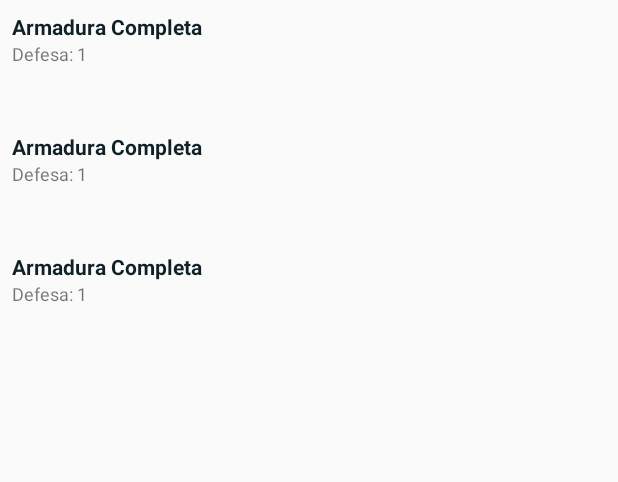
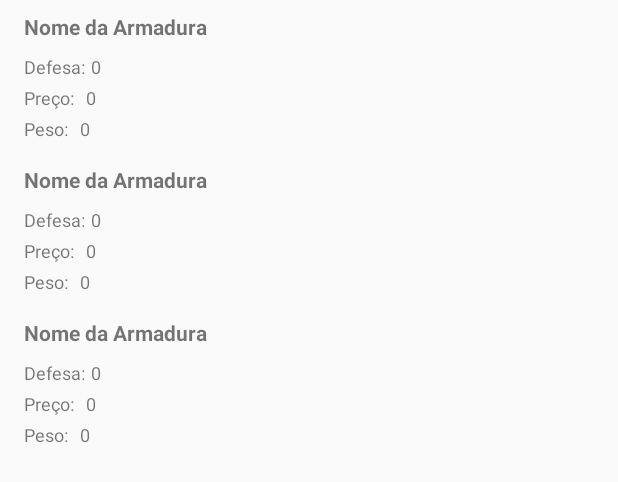
Before and after one commit to filiperehder/mightybladetools, an Android app: the layout activity_main.xml on its own in the app's theme, with its tools: preview values and no code run, on a phone screen of 412 x 824 dp. Shown: the top 482 px of the screen. Run offline under Robolectric (Android 15) with nearby library versions, the phone set to English and light mode, and no system bars; network calls fail.

Commit message:
changing layout and allowing temporarily queries on UI thread

```diff
--- a/app/src/main/java/frogcorp/mightybladetools/MbToolsApplication.kt
+++ b/app/src/main/java/frogcorp/mightybladetools/MbToolsApplication.kt
@@ -2,6 +2,7 @@ package frogcorp.mightybladetools
 
 import dagger.android.AndroidInjector
 import dagger.android.DaggerApplication
+import frogcorp.mightybladetools.injection.component.ApplicationComponent
 import frogcorp.mightybladetools.injection.component.DaggerApplicationComponent
 
 class MbToolsApplication : DaggerApplication() {
--- a/app/src/main/java/frogcorp/mightybladetools/features/items/armor/ActivityArmor.kt
+++ b/app/src/main/java/frogcorp/mightybladetools/features/items/armor/ActivityArmor.kt
@@ -3,6 +3,7 @@ package frogcorp.mightybladetools.features.items.armor
 import android.os.Bundle
 import android.support.v7.widget.LinearLayoutManager
 import android.util.Log
+import android.widget.Toast
 import dagger.android.support.DaggerAppCompatActivity
 import frogcorp.mightybladetools.R
 import frogcorp.presentation.items.view.armor.ItemsArmorContract
@@ -31,6 +32,9 @@ class ActivityArmor : DaggerAppCompatActivity(), ItemsArmorContract.ArmorView {
         presenter.onStart()
     }
 
+    override fun showError() {
+        // TODO
+    }
 
     override fun showArmorList(list: List<ArmorItemView>) {
         rvArmors.adapter = AdapterArmor(this, list)
--- a/app/src/main/java/frogcorp/mightybladetools/features/items/armor/AdapterArmor.kt
+++ b/app/src/main/java/frogcorp/mightybladetools/features/items/armor/AdapterArmor.kt
@@ -29,10 +29,14 @@ class AdapterArmor(private val context: Context,
     inner class ArmorViewHolder(itemView: View) : RecyclerView.ViewHolder(itemView) {
         val name = itemView.armorName
         val defense = itemView.armorDefense
+        val weight = itemView.armorWeight
+        val price = itemView.armorPrice
 
         fun bind(item: ArmorItemView) {
             name.text = item.name
             defense.text = item.defense.toString()
+            weight.text = item.weight.toString()
+            price.text = item.price.toString()
         }
     }
 }
--- a/app/src/main/java/frogcorp/mightybladetools/features/items/injection/ItemsModule.kt
+++ b/app/src/main/java/frogcorp/mightybladetools/features/items/injection/ItemsModule.kt
@@ -4,16 +4,11 @@ import dagger.Module
 import dagger.Provides
 import frogcorp.cache.AppDatabase
 import frogcorp.cache.items.ItemsCacheImpl
-import frogcorp.cache.items.dao.ArmorDao
 import frogcorp.data.items.ItemsDataRepository
 import frogcorp.data.items.repository.ItemsCache
 import frogcorp.data.items.repository.ItemsRemote
 import frogcorp.data.items.source.ItemsDataStoreFactory
-import frogcorp.domain.items.interactor.GetArmors
 import frogcorp.domain.items.repository.ItemsRepository
-import frogcorp.mightybladetools.features.items.armor.ActivityArmor
-import frogcorp.presentation.items.view.armor.ItemsArmorContract
-import frogcorp.presentation.items.view.armor.ItemsArmorPresenter
 import frogcorp.remote.ApiService
 import frogcorp.remote.items.ItemsRemoteImpl
 
--- a/app/src/main/java/frogcorp/mightybladetools/injection/module/CacheModule.kt
+++ b/app/src/main/java/frogcorp/mightybladetools/injection/module/CacheModule.kt
@@ -13,7 +13,11 @@ class CacheModule {
     @Provides
     @Singleton
     fun provideDataBase(context: MbToolsApplication) : AppDatabase {
-        return Room.databaseBuilder(context.applicationContext, AppDatabase::class.java, "TEMPDB").build()
+        return Room.databaseBuilder(
+                context.applicationContext,
+                AppDatabase::class.java,
+                "TEMPDB"
+        ).allowMainThreadQueries().build()
     }
 
 }
--- a/app/src/main/res/layout/item_armor_view.xml
+++ b/app/src/main/res/layout/item_armor_view.xml
@@ -3,40 +3,93 @@
     xmlns:app="http://schemas.android.com/apk/res-auto"
     xmlns:tools="http://schemas.android.com/tools"
     android:layout_width="match_parent"
-    android:padding="8dp"
-    android:layout_height="80dp">
+    android:layout_height="wrap_content"
+    android:padding="8dp">
 
     <TextView
         android:id="@+id/armorName"
         android:layout_width="match_parent"
-        android:layout_height="wrap_content"
-        android:textColor="@color/colorPrimaryDark"
+        android:layout_height="20dp"
+        android:layout_marginEnd="8dp"
+        android:layout_marginStart="8dp"
         android:textSize="14sp"
         android:textStyle="bold"
         app:layout_constraintEnd_toEndOf="parent"
         app:layout_constraintStart_toStartOf="parent"
         app:layout_constraintTop_toTopOf="parent"
-        tools:text="Armadura Completa" />
+        tools:text="Nome da Armadura" />
 
     <TextView
-        android:id="@+id/labelDefense"
+        android:id="@+id/armorDefenseLabel"
         android:layout_width="wrap_content"
         android:layout_height="wrap_content"
-        android:text="@string/defenseLabel"
+        android:layout_marginLeft="8dp"
+        android:layout_marginStart="8dp"
+        android:layout_marginTop="8dp"
+        android:text="@string/armorDefenseLabel"
         android:textSize="12sp"
-        app:layout_constraintHorizontal_chainStyle="spread_inside"
-        app:layout_constraintVertical_chainStyle="spread_inside"
         app:layout_constraintStart_toStartOf="parent"
-        app:layout_constraintTop_toBottomOf="@id/armorName"
-        tools:text="Defesa: " />
+        app:layout_constraintTop_toBottomOf="@+id/armorName"
+        tools:text="Defesa:" />
 
     <TextView
         android:id="@+id/armorDefense"
         android:layout_width="wrap_content"
         android:layout_height="wrap_content"
-        app:layout_constraintStart_toEndOf="@id/labelDefense"
-        app:layout_constraintTop_toBottomOf="@id/armorName"
+        android:layout_marginLeft="4dp"
+        android:layout_marginStart="4dp"
+        android:layout_marginTop="8dp"
         android:textSize="12sp"
-        tools:text="1"/>
+        app:layout_constraintStart_toEndOf="@+id/armorDefenseLabel"
+        app:layout_constraintTop_toBottomOf="@+id/armorName"
+        tools:text="0" />
+
+    <TextView
+        android:id="@+id/armorPriceLabel"
+        android:layout_width="wrap_content"
+        android:layout_height="wrap_content"
+        android:layout_marginStart="8dp"
+        android:layout_marginTop="4dp"
+        android:text="@string/armorPriceLabel"
+        android:textSize="12sp"
+        app:layout_constraintStart_toStartOf="parent"
+        app:layout_constraintTop_toBottomOf="@+id/armorDefenseLabel"
+        android:layout_marginLeft="8dp" />
+
+    <TextView
+        android:id="@+id/armorPrice"
+        android:layout_width="wrap_content"
+        android:layout_height="wrap_content"
+        android:layout_marginStart="8dp"
+        android:layout_marginTop="4dp"
+        android:textSize="12sp"
+        app:layout_constraintStart_toEndOf="@+id/armorPriceLabel"
+        app:layout_constraintTop_toBottomOf="@+id/armorDefense"
+        tools:text="0"
+        android:layout_marginLeft="8dp" />
+
+    <TextView
+        android:id="@+id/armorWeightLabel"
+        android:layout_width="wrap_content"
+        android:layout_height="wrap_content"
+        android:layout_marginStart="8dp"
+        android:layout_marginTop="4dp"
+        android:text="@string/armorWeightLabel"
+        android:textSize="12sp"
+        app:layout_constraintStart_toStartOf="parent"
+        app:layout_constraintTop_toBottomOf="@+id/armorPriceLabel"
+        android:layout_marginLeft="8dp" />
+
+    <TextView
+        android:id="@+id/armorWeight"
+        android:layout_width="wrap_content"
+        android:layout_height="wrap_content"
+        android:layout_marginStart="8dp"
+        android:layout_marginTop="4dp"
+        android:textSize="12sp"
+        app:layout_constraintStart_toEndOf="@+id/armorWeightLabel"
+        app:layout_constraintTop_toBottomOf="@+id/armorPrice"
+        tools:text="0"
+        android:layout_marginLeft="8dp" />
 
 </android.support.constraint.ConstraintLayout>
--- a/app/src/main/res/values/strings.xml
+++ b/app/src/main/res/values/strings.xml
@@ -1,5 +1,8 @@
 <resources>
     <string name="app_name">Mighty Blade Tools</string>
-    <string name="priceLabel">Preço: </string>
-    <string name="defenseLabel">Defesa: </string>
+
+    <!-- Labels -->
+    <string name="armorPriceLabel">Preço: </string>
+    <string name="armorDefenseLabel">Defesa: </string>
+    <string name="armorWeightLabel">Peso: </string>
 </resources>
--- a/cache/src/main/java/frogcorp/cache/items/ItemsCacheImpl.kt
+++ b/cache/src/main/java/frogcorp/cache/items/ItemsCacheImpl.kt
@@ -39,8 +39,8 @@ class ItemsCacheImpl @Inject constructor(private val armorDao: ArmorDao) : Items
         return Single.fromCallable({ armorDao.loadAll().map { it.toArmorsEntity() } })
     }
 
-    override fun isCached():  Boolean {
-        return false
+    override fun isEmpty():  Boolean {
+        return armorDao.loadAll().isEmpty()
     }
 
     override fun isExpired(): Boolean {
--- a/data/src/main/java/frogcorp/data/items/ItemsDataRepository.kt
+++ b/data/src/main/java/frogcorp/data/items/ItemsDataRepository.kt
@@ -4,6 +4,8 @@ import android.util.Log
 import frogcorp.data.items.mapper.toArmor
 import frogcorp.data.items.mapper.toWeaponRange
 import frogcorp.data.items.model.ArmorEntity
+import frogcorp.data.items.repository.ItemsCache
+import frogcorp.data.items.repository.ItemsDataStore
 import frogcorp.data.items.source.ItemsCacheDataStore
 import frogcorp.data.items.source.ItemsDataStoreFactory
 import frogcorp.data.items.source.ItemsRemoteDataStore
@@ -31,8 +33,7 @@ class ItemsDataRepository @Inject constructor(private val factory: ItemsDataStor
                 .flatMap {
                     if (dataStore is ItemsRemoteDataStore) {
                         saveArmorsEntities(it).toSingle { it.map { it.toArmor() } }
-                    }
-                    else {
+                    } else {
                         Single.just(it.map { it.toArmor() })
                     }
                 }
--- a/data/src/main/java/frogcorp/data/items/repository/ItemsCache.kt
+++ b/data/src/main/java/frogcorp/data/items/repository/ItemsCache.kt
@@ -8,6 +8,6 @@ interface ItemsCache {
     fun clearArmors(): Completable
     fun saveArmors(armors: List<ArmorEntity>): Completable
     fun getArmors() : Single<List<ArmorEntity>>
-    fun isCached() : Boolean
+    fun isEmpty() : Boolean
     fun isExpired() : Boolean
 }
--- a/data/src/main/java/frogcorp/data/items/source/ItemsDataStoreFactory.kt
+++ b/data/src/main/java/frogcorp/data/items/source/ItemsDataStoreFactory.kt
@@ -14,7 +14,8 @@ class ItemsDataStoreFactory @Inject constructor(
     fun retrieveItemsCacheDataStore() : ItemsDataStore = itemsCacheDataStore
 
     fun retrieveDataStore() : ItemsDataStore {
-        return if(itemsCache.isCached() && !itemsCache.isExpired()) {
+
+        return if(!itemsCache.isEmpty() && !itemsCache.isExpired()) {
             retrieveItemsCacheDataStore()
         }
         else {
--- a/presentation/src/main/java/frogcorp/presentation/items/view/armor/ItemsArmorContract.kt
+++ b/presentation/src/main/java/frogcorp/presentation/items/view/armor/ItemsArmorContract.kt
@@ -8,6 +8,7 @@ interface ItemsArmorContract {
 
     interface ArmorView : BaseView {
         fun showArmorList(list : List<ArmorItemView>)
+        fun showError()
     }
 
     interface Presenter : BasePresenter {
--- a/presentation/src/main/java/frogcorp/presentation/items/view/armor/ItemsArmorPresenter.kt
+++ b/presentation/src/main/java/frogcorp/presentation/items/view/armor/ItemsArmorPresenter.kt
@@ -18,7 +18,7 @@ class ItemsArmorPresenter @Inject constructor(val view: ItemsArmorContract.Armor
     inner class ArmorSubscriber : DisposableSingleObserver<List<Armor>>() {
 
         override fun onError(e: Throwable) {
-            Log.d("error", e.message)
+            view.showError()
         }
 
         override fun onSuccess(t: List<Armor>) {
```
